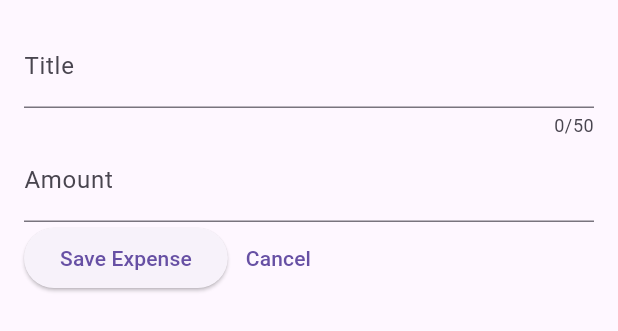
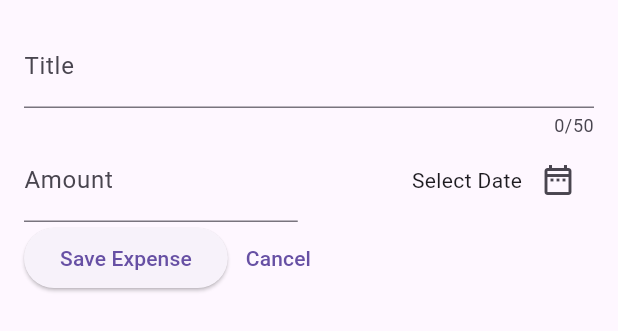
Before and after one commit to AaronPeterOcen/expense_tracker, a Flutter app: the NewExpense widget shown alone on an empty page, opened directly, on a phone screen of 412 x 824 dp. Shown: the top 331 px of the screen. Run offline on Flutter 3.47's test engine with Material 3 defaults, Android fonts, the phone set to English and light mode, and no system bars.

Commit message:
handling showing the date picker in the input feild

```diff
--- a/lib/widgets/new_expense.dart
+++ b/lib/widgets/new_expense.dart
@@ -28,6 +28,24 @@ class _NewExpenseState extends State<NewExpense> {
     super.dispose();
   }
 
+  void _enterDate() {
+    // Get the current date and time
+    final now = DateTime.now();
+
+    // Calculate the date one year before today
+    final firstDate = DateTime(now.year - 1, now.month, now.day);
+
+    // Show a date picker dialog
+    showDatePicker(
+      context: context, // The BuildContext to use for the dialog
+      initialDate:
+          now, // The initial date to display in the picker (today's date)
+      firstDate:
+          firstDate, // The earliest selectable date (one year before today)
+      lastDate: now, // The latest selectable date (today's date)
+    );
+  }
+
   @override
   Widget build(BuildContext context) {
     return Padding(
@@ -41,13 +59,35 @@ class _NewExpenseState extends State<NewExpense> {
               label: Text('Title'),
             ),
           ),
-          TextField(
+          Row(
+            children: [
+              Expanded(
+                child: TextField(
                   controller: _amountInputController,
                   keyboardType: TextInputType.number,
                   decoration: const InputDecoration(
                     prefixText: '\$ ',
                     label: Text('Amount'),
                   ),
+                ),
+              ),
+              const SizedBox(
+                width: 15,
+              ),
+              Expanded(
+                child: Row(
+                  mainAxisAlignment: MainAxisAlignment.end,
+                  crossAxisAlignment: CrossAxisAlignment.center,
+                  children: [
+                    const Text('Select Date'),
+                    IconButton(
+                      onPressed: _enterDate,
+                      icon: const Icon(Icons.date_range_outlined),
+                    )
+                  ],
+                ),
+              )
+            ],
           ),
           Row(
             children: [
```
Lines whose indentation alone changed are shown as unchanged.
